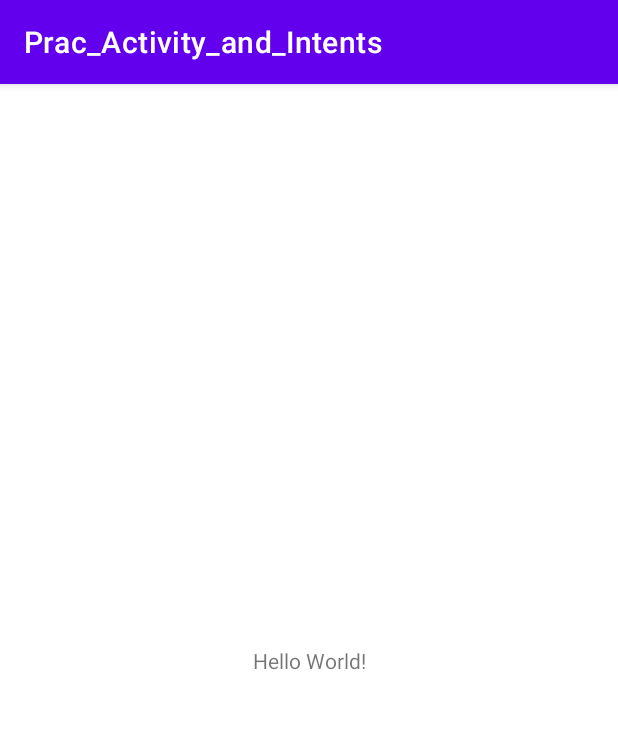
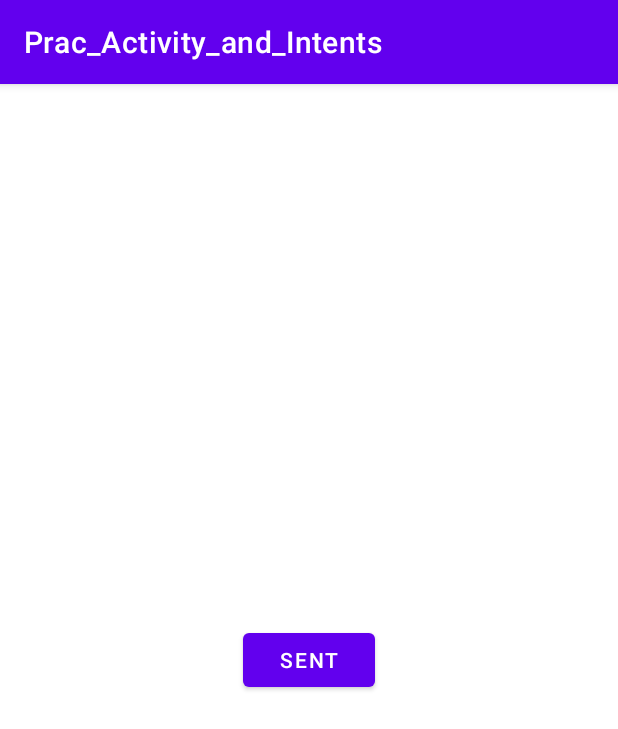
Before and after one commit to BSEF19M517/MC_practice, an Android app: the screen it shows after launch (MainActivity before the commit, ExampleActivity after it), on a phone screen of 412 x 824 dp. Shown: the top 729 px of the screen. Run offline under Robolectric (Android 15) with nearby library versions, the phone set to English and light mode, and no system bars.

Commit message:
article:intro to activities

```diff
--- a/prac_Activity_and_Intents/app/src/main/AndroidManifest.xml
+++ b/prac_Activity_and_Intents/app/src/main/AndroidManifest.xml
@@ -10,6 +10,15 @@
         android:supportsRtl="true"
         android:theme="@style/Theme.Prac_Activity_and_Intents">
         <activity
+            android:name=".ExampleActivity"
+            android:exported="false" >
+            <intent-filter>
+                <action android:name="android.intent.action.SEND"/>
+                <category android:name="android.intent.category.DEFAULT"/>
+                <data android:mimeType="text/plain"/>
+            </intent-filter>
+        </activity>
+        <activity
             android:name=".MainActivity"
             android:exported="true">
             <intent-filter>
--- /dev/null
+++ b/prac_Activity_and_Intents/app/src/main/java/com/bsef19m517/prac_activity_and_intents/ExampleActivity.java
@@ -0,0 +1,14 @@
+package com.bsef19m517.prac_activity_and_intents;
+
+import androidx.appcompat.app.AppCompatActivity;
+
+import android.os.Bundle;
+
+public class ExampleActivity extends AppCompatActivity {
+
+    @Override
+    protected void onCreate(Bundle savedInstanceState) {
+        super.onCreate(savedInstanceState);
+        setContentView(R.layout.activity_example);
+    }
+}
--- a/prac_Activity_and_Intents/app/src/main/java/com/bsef19m517/prac_activity_and_intents/MainActivity.java
+++ b/prac_Activity_and_Intents/app/src/main/java/com/bsef19m517/prac_activity_and_intents/MainActivity.java
@@ -2,6 +2,7 @@ package com.bsef19m517.prac_activity_and_intents;
 
 import androidx.appcompat.app.AppCompatActivity;
 
+import android.content.Intent;
 import android.os.Bundle;
 
 public class MainActivity extends AppCompatActivity {
@@ -10,5 +11,14 @@ public class MainActivity extends AppCompatActivity {
     protected void onCreate(Bundle savedInstanceState) {
         super.onCreate(savedInstanceState);
         setContentView(R.layout.activity_main);
+
+        String msg = "message sent by Maria";
+        Intent sendIntent = new Intent();
+
+        sendIntent.setAction(Intent.ACTION_SEND);
+        sendIntent.setType("text/plain");
+        sendIntent.putExtra(Intent.EXTRA_TEXT,msg);
+
+        startActivity(sendIntent);
     }
 }
--- /dev/null
+++ b/prac_Activity_and_Intents/app/src/main/res/layout/activity_example.xml
@@ -0,0 +1,18 @@
+<?xml version="1.0" encoding="utf-8"?>
+<androidx.constraintlayout.widget.ConstraintLayout xmlns:android="http://schemas.android.com/apk/res/android"
+    xmlns:app="http://schemas.android.com/apk/res-auto"
+    xmlns:tools="http://schemas.android.com/tools"
+    android:layout_width="match_parent"
+    android:layout_height="match_parent"
+    tools:context=".ExampleActivity">
+
+    <Button
+        android:id="@+id/button"
+        android:layout_width="wrap_content"
+        android:layout_height="wrap_content"
+        android:text="Sent"
+        app:layout_constraintBottom_toBottomOf="parent"
+        app:layout_constraintEnd_toEndOf="parent"
+        app:layout_constraintStart_toStartOf="parent"
+        app:layout_constraintTop_toTopOf="parent" />
+</androidx.constraintlayout.widget.ConstraintLayout>
```
